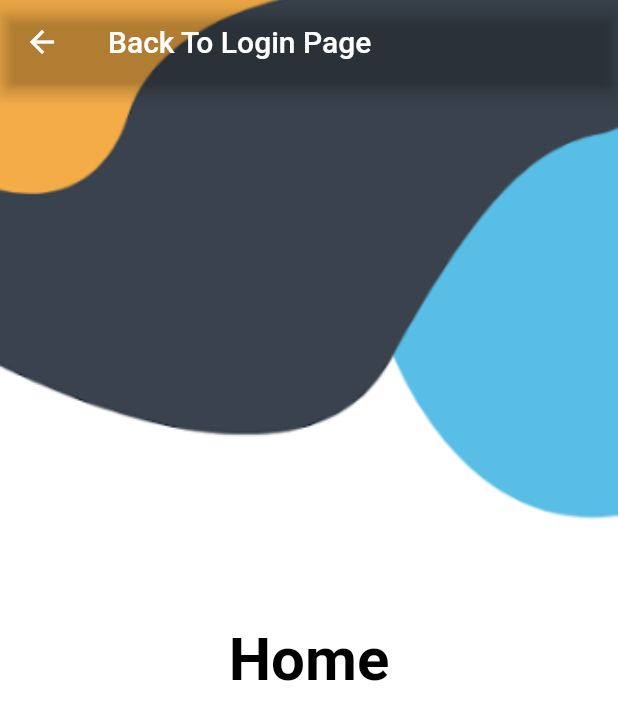
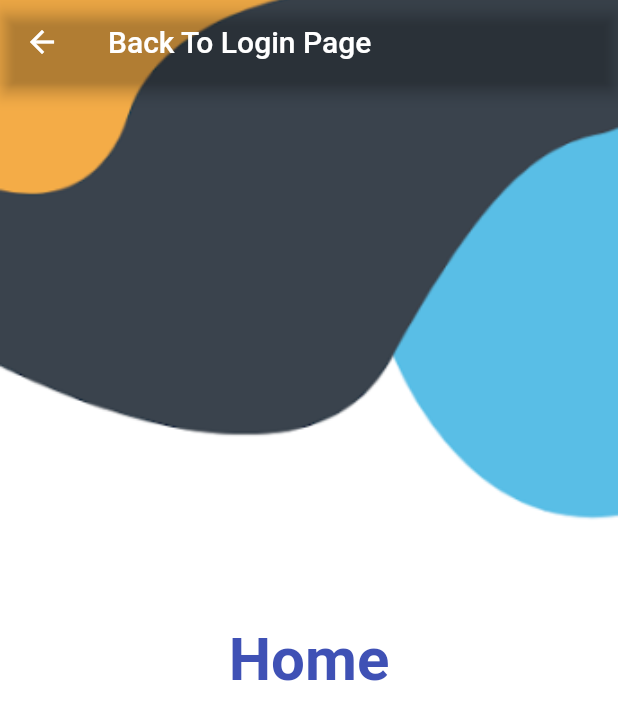
Before and after one commit to JayeshParab970/Login_Register-flutter, a Flutter app: the screen it shows after launch, after a tap on the "arrow forward" icon, on a phone screen of 412 x 824 dp. Shown: the top 720 px of the screen. Run offline on Flutter 3.47's test engine with Material 2 defaults, Android fonts, the phone set to English and light mode, and no system bars.

Commit message:
This is my Flutter Project

```diff
--- a/lib/welcome.dart
+++ b/lib/welcome.dart
@@ -26,7 +26,7 @@ class _WelcomePageState extends State<WelcomePage> {
                 children: [
                   Container(
                     child: Text('Home',
-                      style: TextStyle(color: Colors.black, fontSize: 40,fontWeight: FontWeight.w700),
+                      style: TextStyle(color: Colors.indigo, fontSize: 40,fontWeight: FontWeight.w700),
                     ),
                   )
                 ]
```
